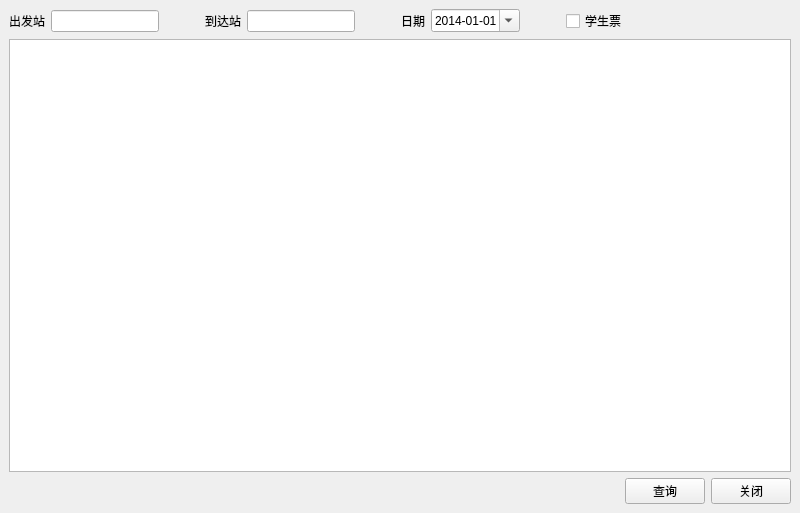
Old version of the form querywindow.ui in the repository whypro/train-ticket.
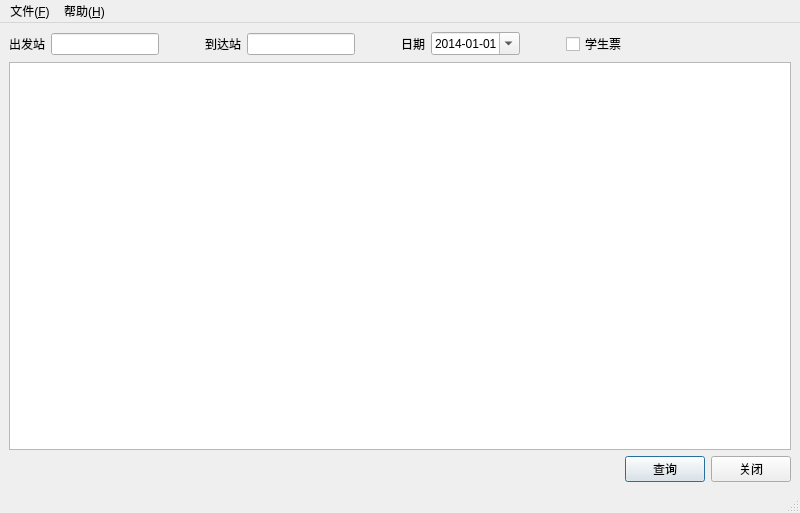
New version of the form.

Commit message: 优化界面，添加 UI 转换脚本，添加打包脚本

```diff
--- a/querywindow.ui
+++ b/querywindow.ui
@@ -180,11 +180,14 @@
       <attribute name="horizontalHeaderCascadingSectionResizes">
        <bool>false</bool>
       </attribute>
+      <attribute name="horizontalHeaderDefaultSectionSize">
+       <number>80</number>
+      </attribute>
       <attribute name="horizontalHeaderHighlightSections">
        <bool>false</bool>
       </attribute>
       <attribute name="horizontalHeaderStretchLastSection">
-       <bool>false</bool>
+       <bool>true</bool>
       </attribute>
       <attribute name="verticalHeaderVisible">
        <bool>false</bool>
@@ -214,6 +217,15 @@
         <property name="text">
          <string>查询</string>
         </property>
+        <property name="shortcut">
+         <string>Return</string>
+        </property>
+        <property name="autoDefault">
+         <bool>true</bool>
+        </property>
+        <property name="default">
+         <bool>true</bool>
+        </property>
        </widget>
       </item>
       <item>
@@ -236,7 +248,35 @@
      <height>23</height>
     </rect>
    </property>
+   <widget class="QMenu" name="helpMenu">
+    <property name="title">
+     <string>帮助(&amp;H)</string>
+    </property>
+    <addaction name="aboutAction"/>
+   </widget>
+   <widget class="QMenu" name="fileMenu">
+    <property name="title">
+     <string>文件(&amp;F)</string>
+    </property>
+    <addaction name="exitAction"/>
+   </widget>
+   <addaction name="fileMenu"/>
+   <addaction name="helpMenu"/>
   </widget>
+  <widget class="QStatusBar" name="statusBar"/>
+  <action name="aboutAction">
+   <property name="text">
+    <string>关于(&amp;A)</string>
+   </property>
+   <property name="iconVisibleInMenu">
+    <bool>true</bool>
+   </property>
+  </action>
+  <action name="exitAction">
+   <property name="text">
+    <string>退出(&amp;X)</string>
+   </property>
+  </action>
  </widget>
  <resources/>
  <connections>
```
Left out of the diff: 25 changed lines with no effect on the pictures. The commit also changes 4 other files.
